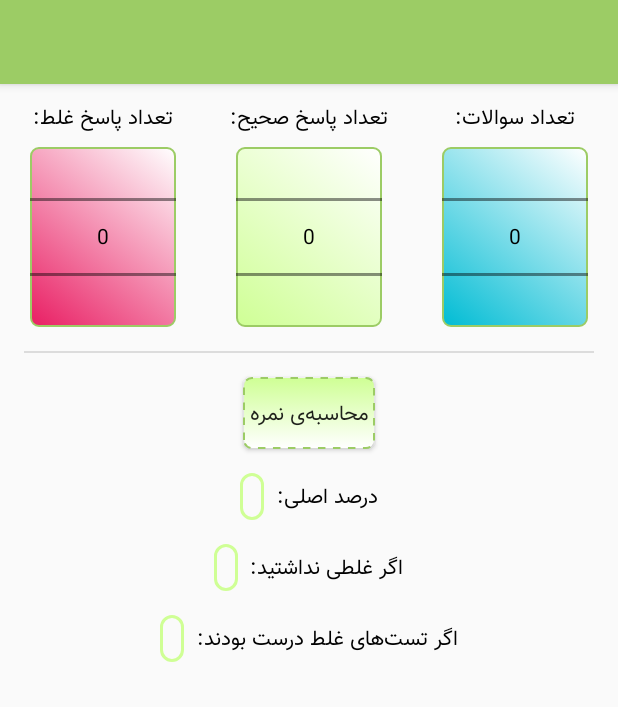
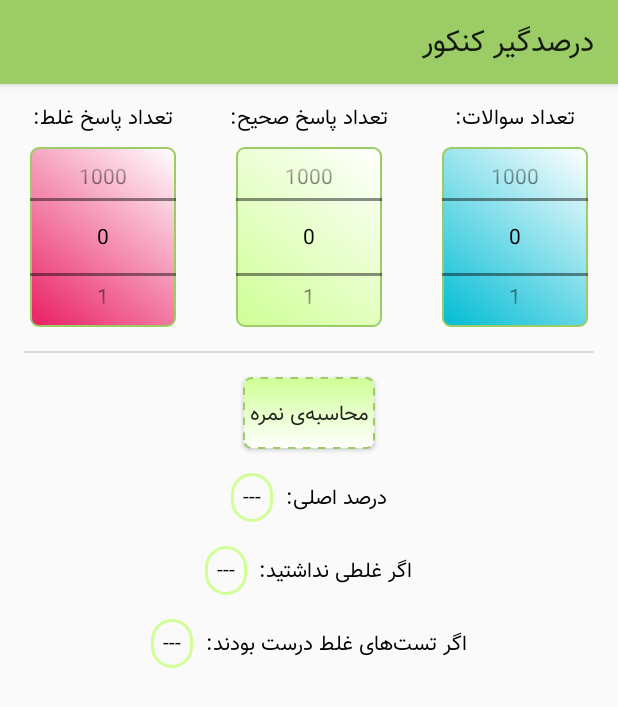
Before and after one commit to valiamin21/Percentage, an Android app: the screen it shows after launch (MainActivity), on a phone screen of 412 x 824 dp. Shown: the top 707 px of the screen. Run offline under Robolectric (Android 15) with nearby library versions, the phone set to English and light mode, and no system bars.

Commit message:
MainActivity implementing

```diff
--- a/app/src/main/java/ir/proglovving/percentage/MainActivity.java
+++ b/app/src/main/java/ir/proglovving/percentage/MainActivity.java
@@ -1,14 +1,90 @@
 package ir.proglovving.percentage;
 
 import androidx.appcompat.app.AppCompatActivity;
+import androidx.appcompat.widget.Toolbar;
 
 import android.os.Bundle;
+import android.view.View;
+import android.widget.Button;
+import android.widget.NumberPicker;
+import android.widget.TextView;
+import android.widget.Toast;
 
-public class MainActivity extends AppCompatActivity {
+public class MainActivity extends AppCompatActivity implements ExamBaseView {
+    private static final String TAG = "MainActivity";
+    private NumberPicker questionsNumPicker, wrongsNumPicker, rightsNumPicker;
+    private TextView mainPercentTextView, percentWithoutWrongsTextView, percentIfWrongsWasRightTextView;
+    private Button calculateButton;
+
+    private ExamController controller;
+
+    private NumberPicker.OnValueChangeListener onValueChangeListener = new NumberPicker.OnValueChangeListener() {
+        @Override
+        public void onValueChange(NumberPicker picker, int oldVal, int newVal) {
+            controller.onNumPickersScroll();
+        }
+    };
 
     @Override
     protected void onCreate(Bundle savedInstanceState) {
         super.onCreate(savedInstanceState);
         setContentView(R.layout.activity_main);
+
+        setupViews();
+
+        ExamModel model = new ExamModel();
+        controller = new ExamController(this, model);
+        controller.setData(0, 0, 0);
+        controller.calculatePercent(false);
+
+        calculateButton.setOnClickListener(new View.OnClickListener() {
+            @Override
+            public void onClick(View v) {
+                controller.setData(questionsNumPicker.getValue(), rightsNumPicker.getValue(), wrongsNumPicker.getValue());
+                controller.calculatePercent(true);
+            }
+        });
+    }
+
+    private void setupViews() {
+        Toolbar toolbar = findViewById(R.id.toolbar);
+        setSupportActionBar(toolbar);
+        Utilities.applyFontForAViewGroup(toolbar, this);
+
+        questionsNumPicker = findViewById(R.id.np_questions);
+        setupNumPickers(questionsNumPicker);
+
+        wrongsNumPicker = findViewById(R.id.np_wrongs);
+        setupNumPickers(wrongsNumPicker);
+
+        rightsNumPicker = findViewById(R.id.np_rights);
+        setupNumPickers(rightsNumPicker);
+
+        mainPercentTextView = findViewById(R.id.tv_mainPercent);
+        percentWithoutWrongsTextView = findViewById(R.id.tv_percentWithoutWrongs);
+        percentIfWrongsWasRightTextView = findViewById(R.id.tv_percentIfWrongsWasRight);
+
+        calculateButton = findViewById(R.id.btn_calculate);
+    }
+
+    private void setupNumPickers(NumberPicker numberPicker) {
+        numberPicker.setValue(0);
+        numberPicker.setMinValue(0);
+        numberPicker.setMaxValue(1000);
+        numberPicker.setWrapSelectorWheel(true);
+
+        numberPicker.setOnValueChangedListener(onValueChangeListener);
+    }
+
+    @Override
+    public void updateUi(String mainPercent, String percentWithoutWrongs, String percentIfWrongsWasRight) {
+        mainPercentTextView.setText(String.valueOf(mainPercent));
+        percentWithoutWrongsTextView.setText(String.valueOf(percentWithoutWrongs));
+        percentIfWrongsWasRightTextView.setText(String.valueOf(percentIfWrongsWasRight));
+    }
+
+    @Override
+    public void showErrorToast(String message) {
+        Toast.makeText(this, message, Toast.LENGTH_LONG).show();
     }
 }
```
